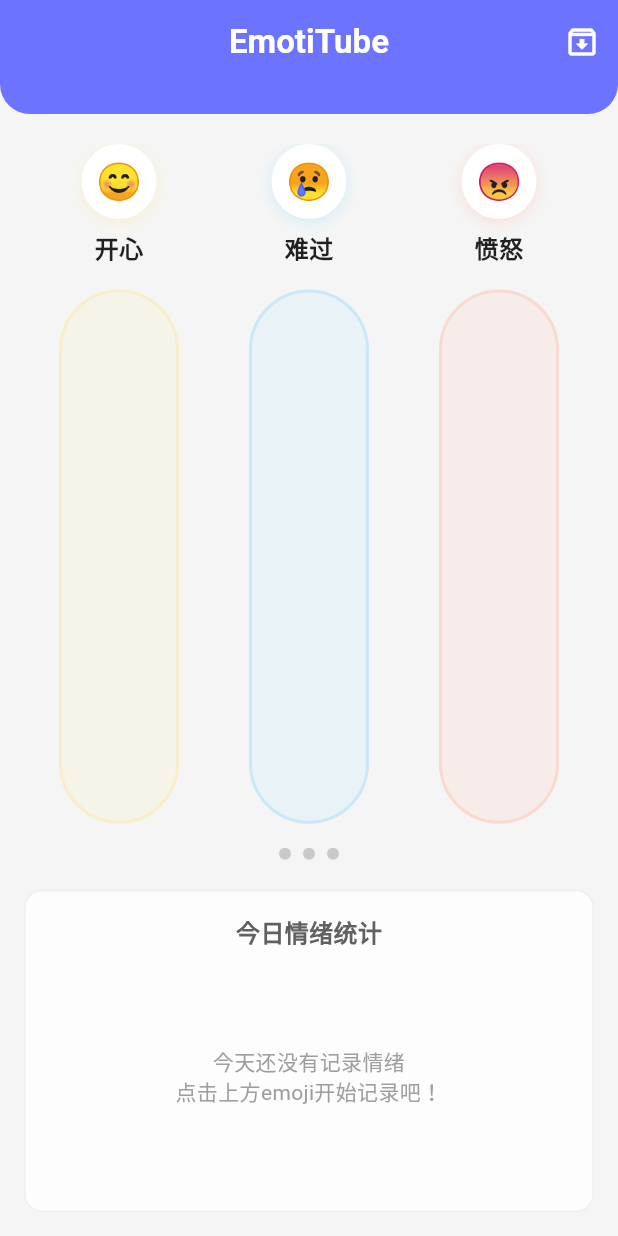
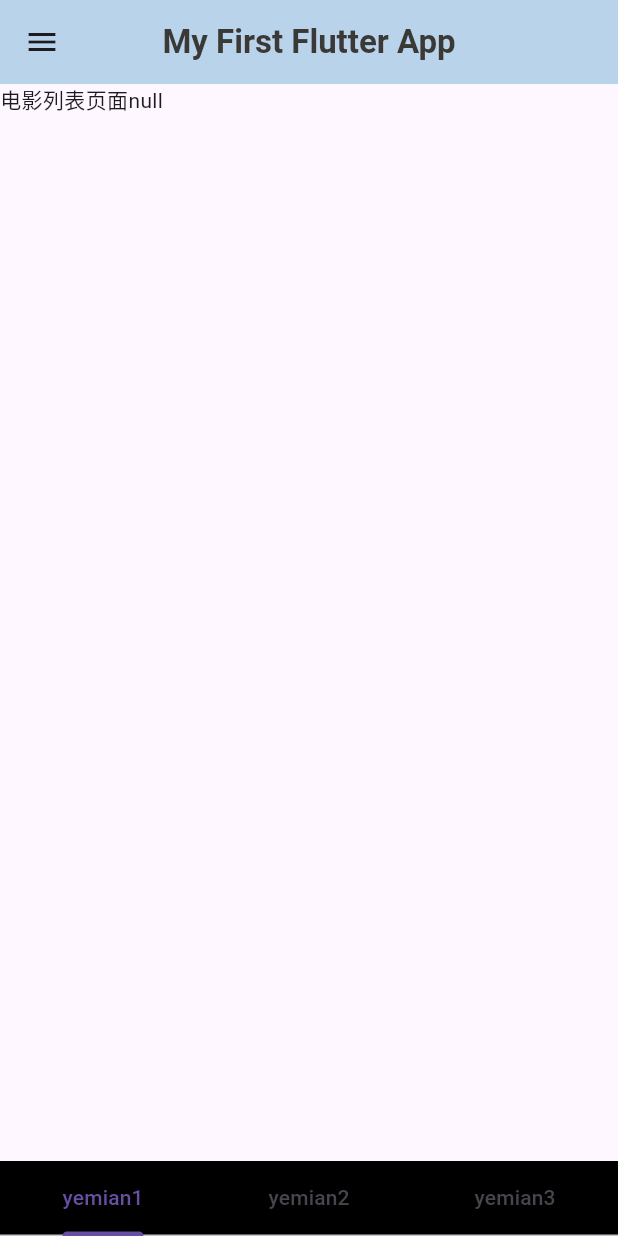
Before and after one commit to Lixinghuan123/android_app, a Flutter app: the screen it shows after launch, on a phone screen of 412 x 824 dp. Run offline on Flutter 3.47's test engine with Material 3 defaults, Android fonts, the phone set to English and light mode, and no system bars; our stand-ins replace dio, shared_preferences; network calls fail; Roboto replaces fonts that are missing (PingFang SC).

```diff
--- a/lib/home.dart
+++ b/lib/home.dart
@@ -1,13 +1,15 @@
 import 'package:flutter/material.dart';
 import 'package:my_flutter_app/coffee_prefs.dart';
 import 'package:my_flutter_app/styled_body_text.dart';
+import './movie/list.dart';
 
 class Home extends StatelessWidget {
   const Home({super.key});
 
   @override
   Widget build(BuildContext context) {
-    return Scaffold(
+    return DefaultTabController(length: 3,
+    child: Scaffold(
         appBar: AppBar(
           title: Text('My First Flutter App',style: TextStyle(
             color: const Color.fromARGB(255, 58, 57, 54),
@@ -16,30 +18,33 @@ class Home extends StatelessWidget {
           backgroundColor: const Color.fromARGB(255, 185, 212, 234),
           centerTitle: true,
         ),
-        body: Column(
-        crossAxisAlignment: CrossAxisAlignment.stretch,
-        children: [
-          Container(
-            width: 100,
-            color: const Color.fromARGB(255, 157, 117, 117),
-            child: StyledBodyText('央视文本')
+        drawer:Drawer(
+          backgroundColor:const Color.fromARGB(255, 210, 175, 175),
+          child:ListView(
+            children:[
+              Text('功能1'),
+              Text('功能2'),
+              Text('功能3'),
+            ]
           ),
-          Container(
-            width: 200,
-            color: const Color.fromARGB(255, 114, 130, 165),
-            child: const CoffeePrefs()
+        ),
+        bottomNavigationBar:Container(
+          decoration: BoxDecoration(
+           color: Colors.black,
           ),
-          Container(
-            width: 300,
-            color: const Color.fromARGB(255, 152, 162, 109),
-            child: Text('three')
-          ),
-          Expanded(child:Image.asset('assets/img/天使.jpg',
-          fit: BoxFit.fitHeight,
-          alignment: AlignmentGeometry.bottomCenter),
+          height:50,
+          child:TabBar(tabs:[
+          Tab(text:'yemian1'),
+          Tab(text:'yemian2'),
+          Tab(text:'yemian3'),
+        ]),
+        ),
+        body: TabBarView(children: [
+          MovieList(moodsText:'周一：开心13次；周二：伤心2次，愤怒一次，周三：疑惑三次'),
+          MovieList(moodsText:'周一：平静2次；周二：焦虑2次，愤怒一次，周三：疑惑一次'),
+          MovieList(moodsText:'周一：开心2次；周二：伤心2次'),
 
-          ) ,
-        ],
+        ])
       ),
       );
 
--- a/lib/main.dart
+++ b/lib/main.dart
@@ -1,8 +1,9 @@
 import 'package:flutter/material.dart';
+import 'package:my_flutter_app/home.dart';
 import 'screens/emotitube_screen.dart';
 
 void main() {
-  runApp(const EmotiTubeApp());
+  runApp(const NaoZhongApp());
 }
 
 class EmotiTubeApp extends StatelessWidget {
@@ -21,3 +22,18 @@ class EmotiTubeApp extends StatelessWidget {
     );
   }
 }
+class NaoZhongApp extends StatelessWidget {
+  const NaoZhongApp({super.key});
+  @override
+  Widget build(BuildContext context) {
+    return MaterialApp(
+      title: 'NaoZhongApp',
+      theme: ThemeData(
+        primarySwatch: Colors.lightGreen,
+        fontFamily: 'PingFang SC',
+      ),
+      home: const Home(),
+      debugShowCheckedModeBanner: false,
+    );
+  }
+}
--- /dev/null
+++ b/lib/movie/list.dart
@@ -0,0 +1,59 @@
+import 'package:dio/dio.dart';
+import 'package:flutter/material.dart';
+
+
+
+
+class MovieList extends StatefulWidget {
+  const MovieList({super.key,
+   required this.moodsText,
+     this.mt,
+  });
+  final String? mt;
+  final String  moodsText;
+
+  @override
+  State<MovieList> createState() => _MovieState();
+}
+
+class _MovieState extends State<MovieList> {
+    @override
+  void initState() {
+    super.initState();
+    _fetchData();
+
+  }
+  var mlist=[];
+
+  Future<void> _fetchData() async {
+    final dio = Dio();
+    try {
+     final response = await dio.post(
+        'http://127.0.0.1:8000/mood_summary',
+        data: {
+          'moods': widget.moodsText, // moodsText 是你的字符串变量
+        },
+        options: Options(
+          headers: {'Content-Type': 'application/json; charset=utf-8'},
+        ),
+      );
+    var result=response.data;
+
+    //  print(result);
+     if (mounted) {
+  setState(() {
+    // 更新状态
+    mlist=result['summary'];
+    print(mlist);
+  });
+}
+
+    } catch (e) {
+      print('请求失败: $e');
+    }
+  }
+  @override
+  Widget build(BuildContext context) {
+    return Text('电影列表页面${widget.mt}');
+  }
+}
--- a/lib/screens/emotitube_screen.dart
+++ b/lib/screens/emotitube_screen.dart
@@ -230,7 +230,7 @@ class _EmotiTubeScreenState extends State<EmotiTubeScreen> {
                             ),
                           ),
                         );
-                      }).toList(),
+                      }),
 
                       // 自定义试管添加按钮 - 开发接口预留
                       if (pageEmotions.length < 3) // 只在最后一页且不满3个时显示
--- a/pubspec.yaml
+++ b/pubspec.yaml
@@ -34,7 +34,7 @@ dependencies:
   # The following adds the Cupertino Icons font to your application.
   # Use with the CupertinoIcons class for iOS style icons.
   cupertino_icons: ^1.0.8
-
+  dio: ^5.4.3
   # 本地数据存储
   shared_preferences: ^2.2.2
 
```
Also changed, not shown: pubspec.lock.
